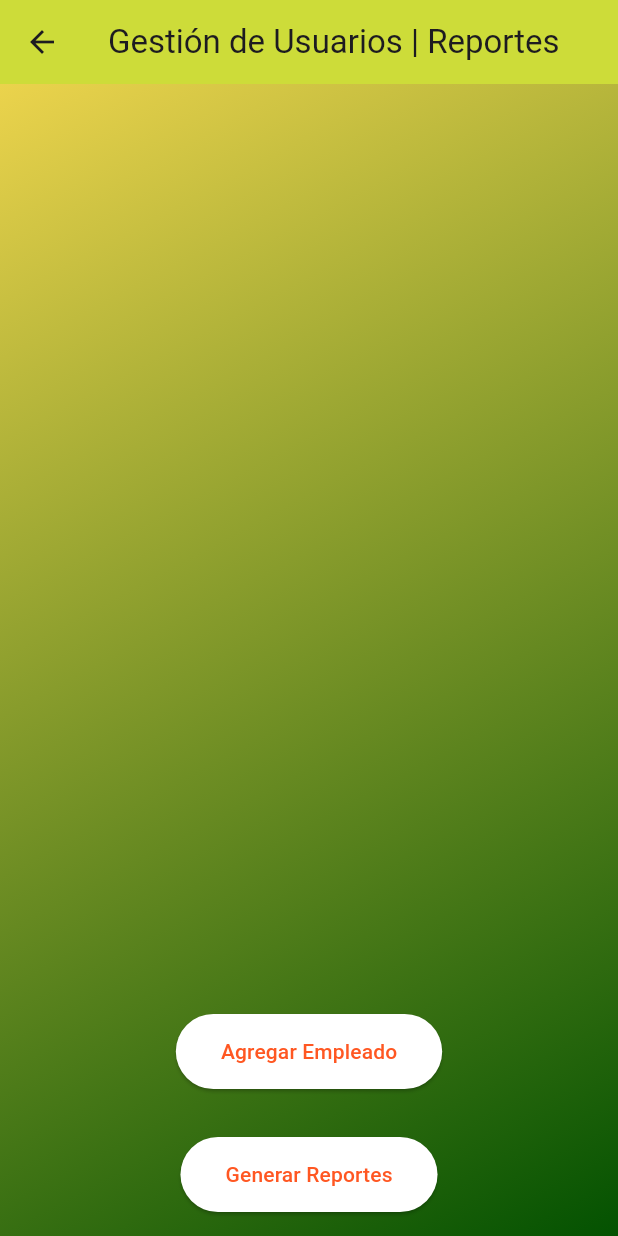
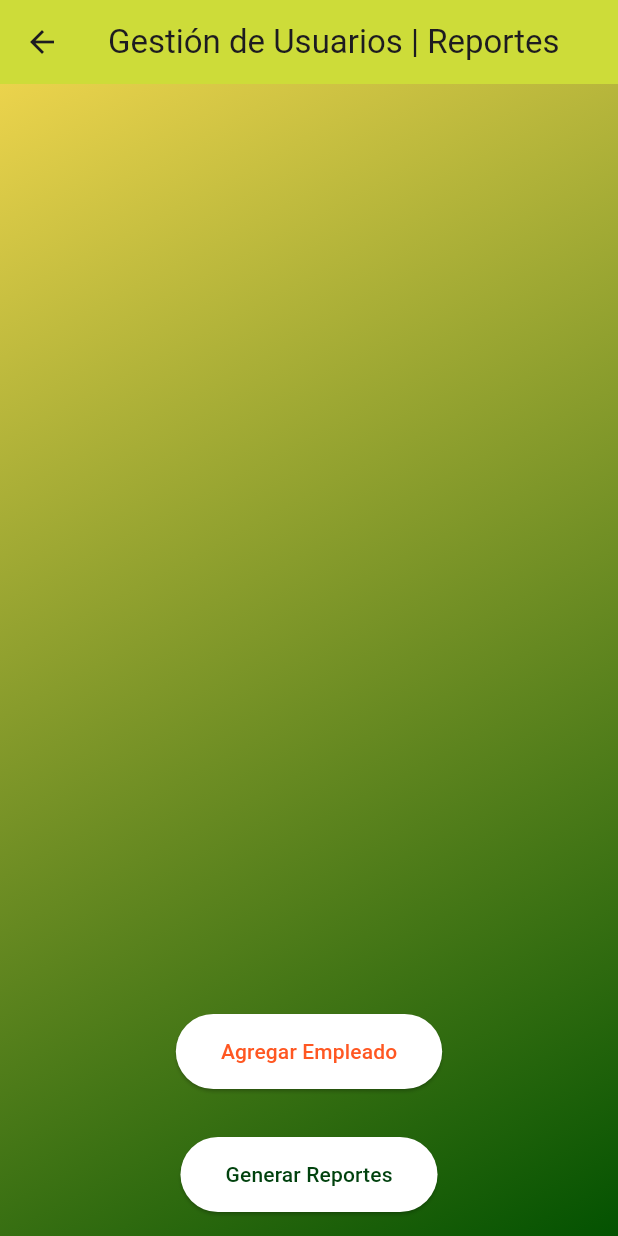
Before and after one commit to Guexa/Gesti-n_Alimentos, a Flutter app: the ReportesScreen screen opened directly, on a phone screen of 412 x 824 dp. Run offline on Flutter 3.47's test engine with Material 3 defaults, Android fonts, the light colour scheme and no system bars; our stand-ins replace supabase_flutter; accounts and stored records are empty.

Commit message:
Bad Reportes Implementation

```diff
--- a/gestion_alimentos/lib/viewmodels/reporte_viewmodel.dart
+++ b/gestion_alimentos/lib/viewmodels/reporte_viewmodel.dart
@@ -0,0 +1,5 @@
+import 'package:flutter/material.dart';
+
+class ReporteViewModel extends ChangeNotifier {
+
+}
--- a/gestion_alimentos/lib/views/reportes_screen.dart
+++ b/gestion_alimentos/lib/views/reportes_screen.dart
@@ -236,7 +236,7 @@ class _ReportesScreenState extends State<ReportesScreen> {
               child: ElevatedButton(
                 style: ElevatedButton.styleFrom(
                   backgroundColor: Colors.white,
-                  foregroundColor: Colors.deepOrange,
+                  foregroundColor: const Color.fromARGB(255, 1, 66, 14),
                   padding: const EdgeInsets.symmetric(vertical: 15.0, horizontal: 30.0),
                   shape: RoundedRectangleBorder(borderRadius: BorderRadius.circular(30.0)),
                 ),
--- a/gestion_alimentos/pubspec.yaml
+++ b/gestion_alimentos/pubspec.yaml
@@ -10,6 +10,7 @@ dependencies:
   flutter:
     sdk: flutter
   supabase_flutter: ^1.2.0
+  excel: ^2.0.5
   provider: ^6.1.0
 
 dev_dependencies:
```
Also changed, not shown: gestion_alimentos/lib/services/reporte_service.dart (+15 -0 lines).
